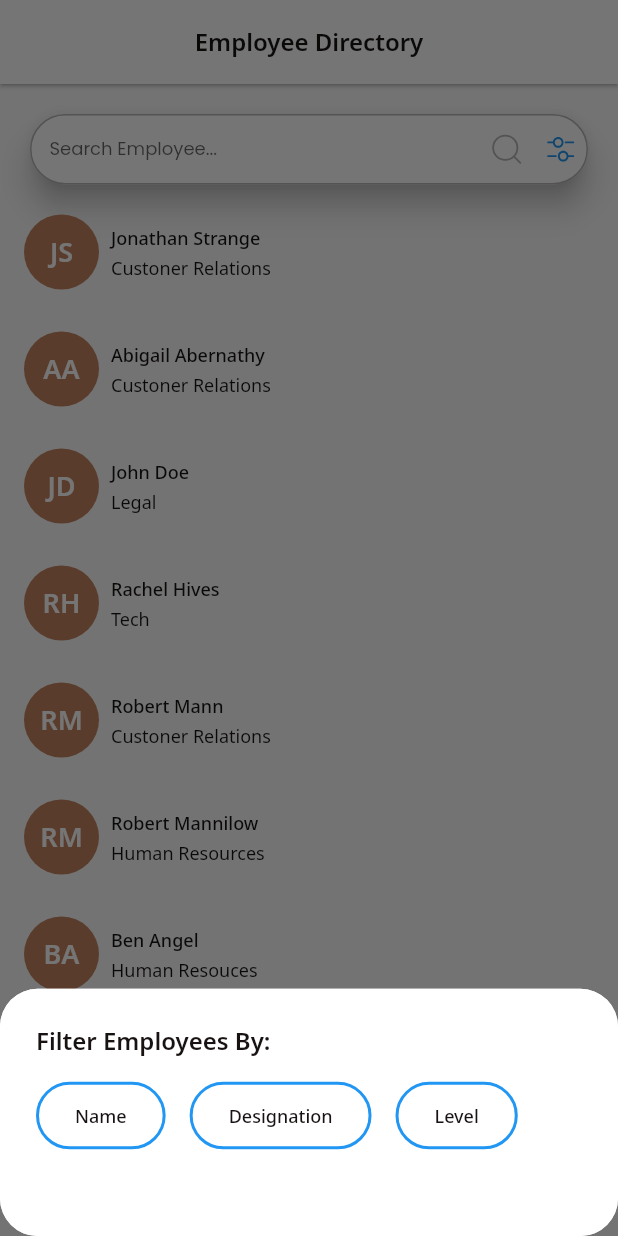
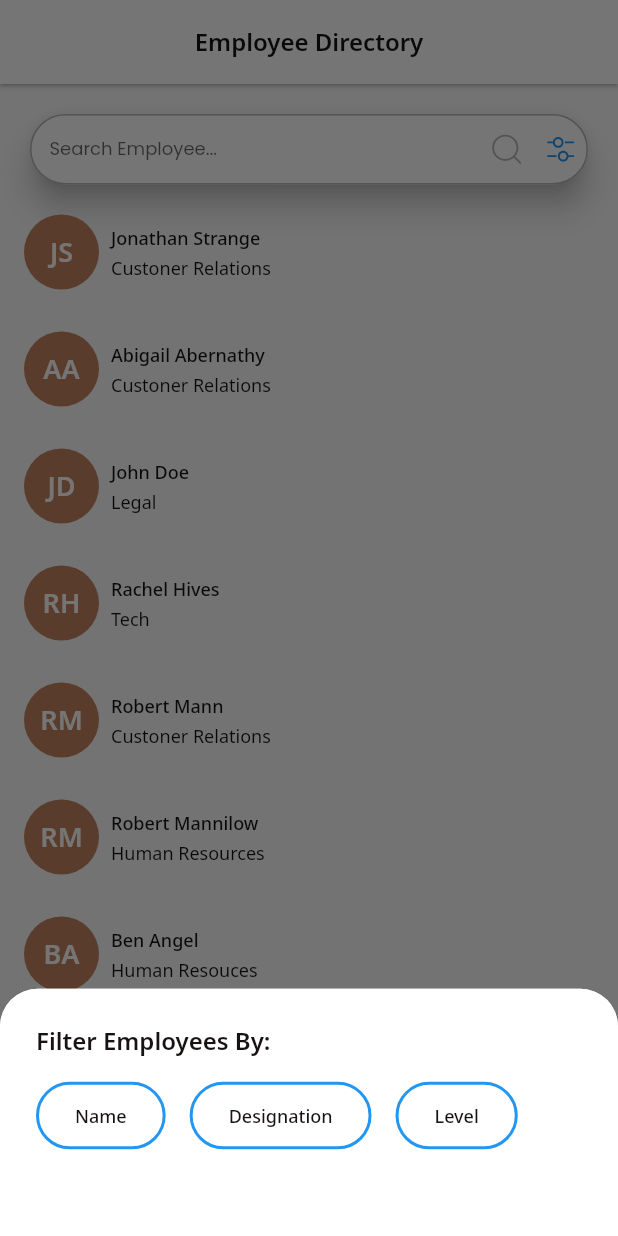
Before and after one commit to kennethihezie/irecharge-mobile-task, a Flutter app: the screen it shows after launch, after a tap on an icon or button, on a phone screen of 412 x 824 dp. Run offline on Flutter 3.47's test engine with Material 2 defaults, Android fonts, the phone set to English and light mode, and no system bars; our stand-ins replace bloc, equatable, flutter_bloc, flutter_svg, get_it, go_router and 2 more; accounts and stored records are empty.

```diff
--- a/lib/ui/widgets/filter_view.dart
+++ b/lib/ui/widgets/filter_view.dart
@@ -28,9 +28,9 @@ class _FilterViewState extends State<FilterView> {
   @override
   Widget build(BuildContext context) {
     return Container(
-        padding: EdgeInsets.all(24),
-        decoration: BoxDecoration(
-          borderRadius: BorderRadius.circular(25.0),
+        padding: const EdgeInsets.all(24),
+        decoration: const BoxDecoration(
+          borderRadius: BorderRadius.only(topLeft: Radius.circular(25), topRight: Radius.circular(25)),
           color: Colors.white,
         ),
         child: Column(
```
